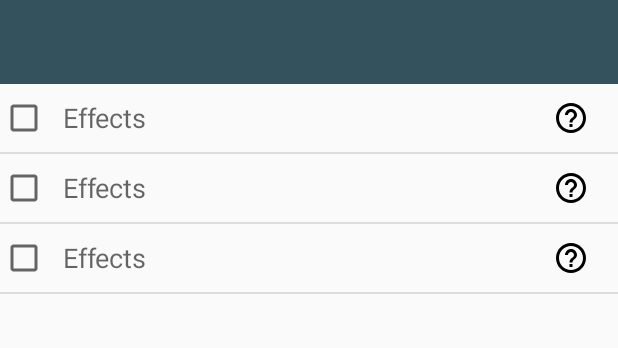
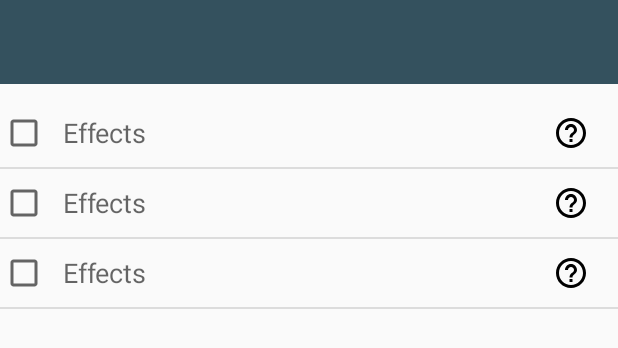
Before and after one commit to CNicolas/WHFRP3Companion, an Android app: the layout activity_player_effects.xml on its own in the app's theme, with its tools: preview values and no code run, on a phone screen of 412 x 824 dp. Shown: the top 348 px of the screen. Run offline under Robolectric (Android 15) with nearby library versions, the phone set to English and light mode, and no system bars.

Commit message:
fix(app-effects): stabilize PlayerEffectsActivity and its layouts, fix adapter

```diff
--- a/app/src/main/res/layout/activity_player_effects.xml
+++ b/app/src/main/res/layout/activity_player_effects.xml
@@ -1,6 +1,5 @@
 <?xml version="1.0" encoding="utf-8"?>
 <android.support.design.widget.CoordinatorLayout xmlns:android="http://schemas.android.com/apk/res/android"
-                                                 xmlns:app="http://schemas.android.com/apk/res-auto"
                                                  xmlns:tools="http://schemas.android.com/tools"
                                                  android:layout_width="match_parent"
                                                  android:layout_height="match_parent"
@@ -15,11 +14,12 @@
         <ListView android:id="@+id/effectsListView"
                   android:layout_height="match_parent"
                   android:layout_width="match_parent"
-                  app:layout_constraintTop_toTopOf="parent"
-                  app:layout_constraintRight_toRightOf="parent"
-                  app:layout_constraintBottom_toBottomOf="parent"
-                  app:layout_constraintLeft_toLeftOf="parent"
-                  tools:listitem="@layout/list_element_player_effects" />
+                  android:scrollbars="vertical"
+                  android:scrollbarStyle="outsideOverlay"
+                  android:paddingTop="@dimen/medium_padding"
+                  android:paddingBottom="@dimen/giant_padding_2"
+                  android:clipToPadding="false"
+                  tools:listitem="@layout/list_element_player_effect" />
     </LinearLayout>
 
 </android.support.design.widget.CoordinatorLayout>
```
Also changed, not shown: app/src/main/java/com/nicolas/whfrp3companion/playersheet/state/PlayerEffectsActivity.kt (+7 -5 lines), app/src/main/java/com/nicolas/whfrp3companion/playersheet/state/PlayerEffectsAdapter.kt (+29 -18 lines), app/src/main/res/layout/list_element_player_effect.xml (renamed from app/src/main/res/layout/list_element_player_effects.xml).
